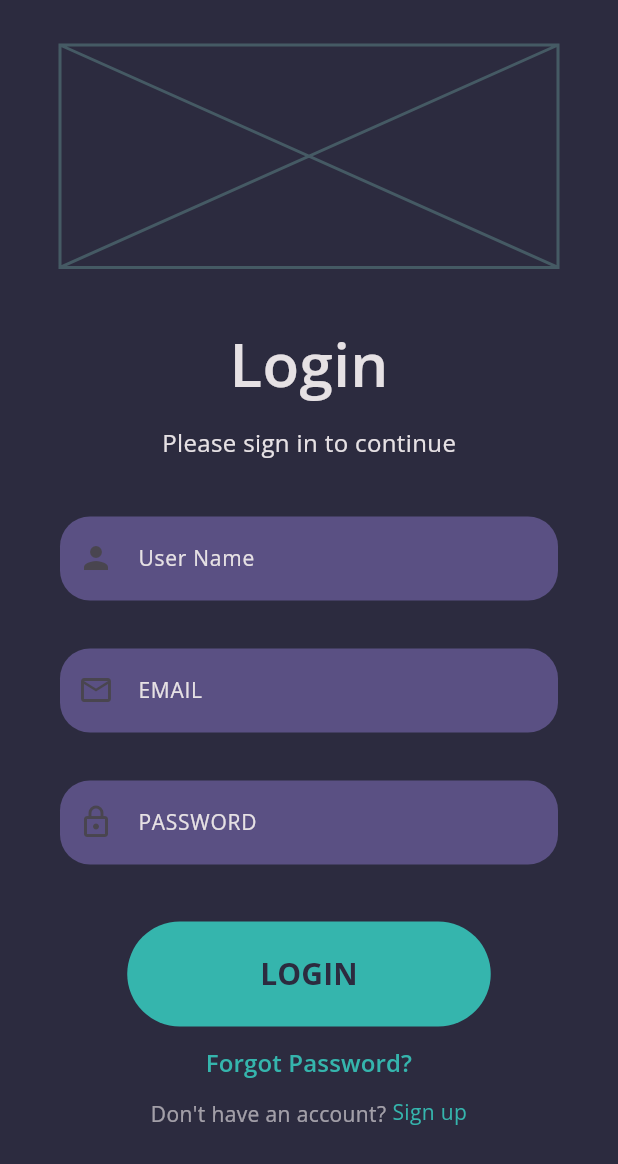
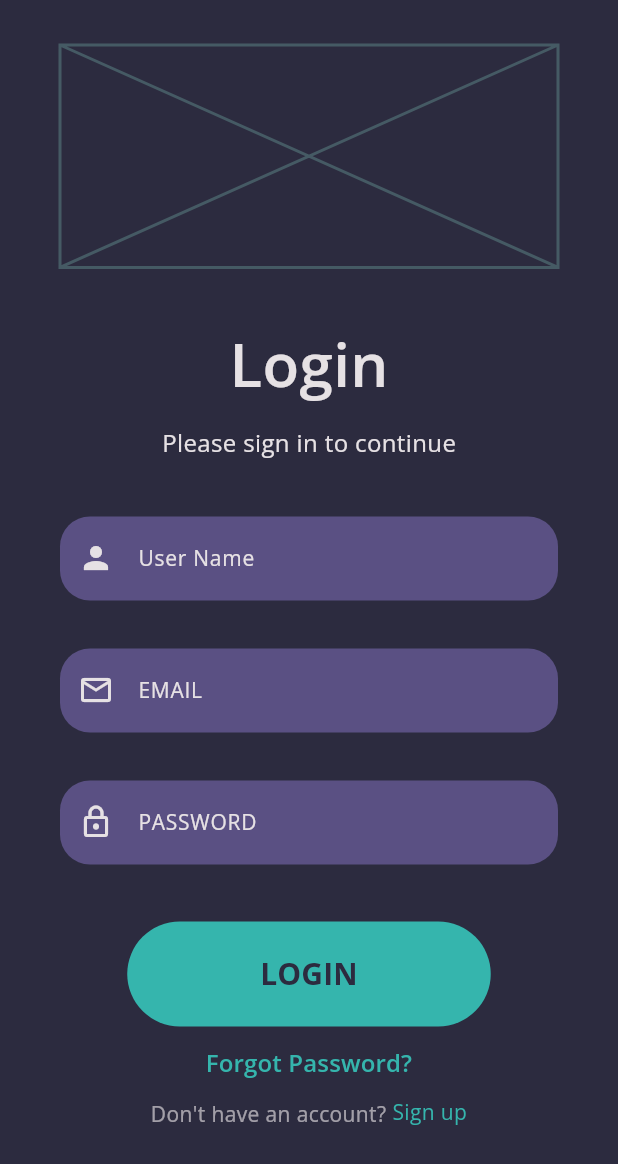
Before and after one commit to Yash0J/task_login_getx, a Flutter app: the screen it shows after launch, on a phone screen of 412 x 824 dp. Shown: the top 1164 px of the screen. Run offline on Flutter 3.47's test engine with Material 3 defaults, Android fonts, the phone set to English and light mode, and no system bars; our stand-ins replace get, google_fonts.

Commit message:
aded icon color

```diff
--- a/lib/view/auth/login_page.dart
+++ b/lib/view/auth/login_page.dart
@@ -97,7 +97,7 @@ class LoginPage extends StatelessWidget {
             },
             controller: _usernameController,
             cursorColor: AppColors.white,
-            prefixIcon: const Icon(Icons.person),
+            prefixIcon: Icon(Icons.person, color: AppColors.white),
             hintText: 'Enter user name',
             label: Custom.text(
               text: "User Name",
@@ -127,7 +127,7 @@ class LoginPage extends StatelessWidget {
             },
             controller: _emailController,
             cursorColor: AppColors.white,
-            prefixIcon: const Icon(Icons.email_outlined),
+            prefixIcon: Icon(Icons.email_outlined, color: AppColors.white),
             hintText: 'Enter your email',
             label: Custom.text(
               text: "EMAIL",
@@ -164,7 +164,7 @@ class LoginPage extends StatelessWidget {
               fontWeight: FontWeight.w400,
             ),
             cursorColor: AppColors.white,
-            prefixIcon: const Icon(Icons.lock_outlined),
+            prefixIcon: Icon(Icons.lock_outlined, color: AppColors.white),
           ),
           if (_passwordError != null)
             Text(
```
